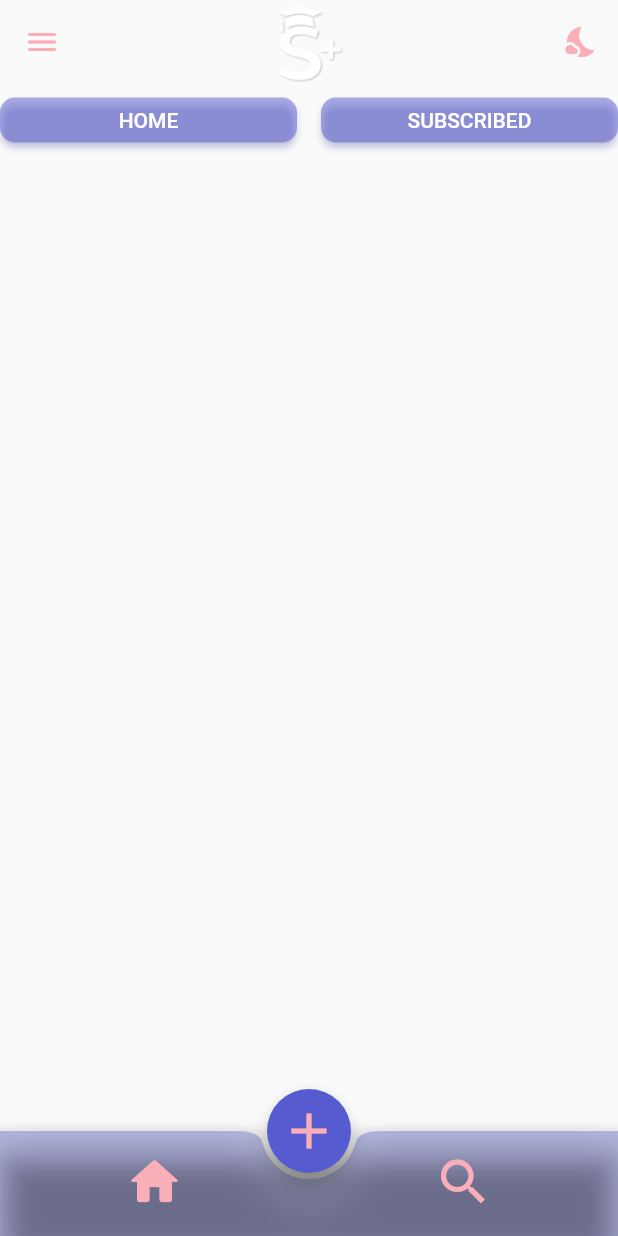
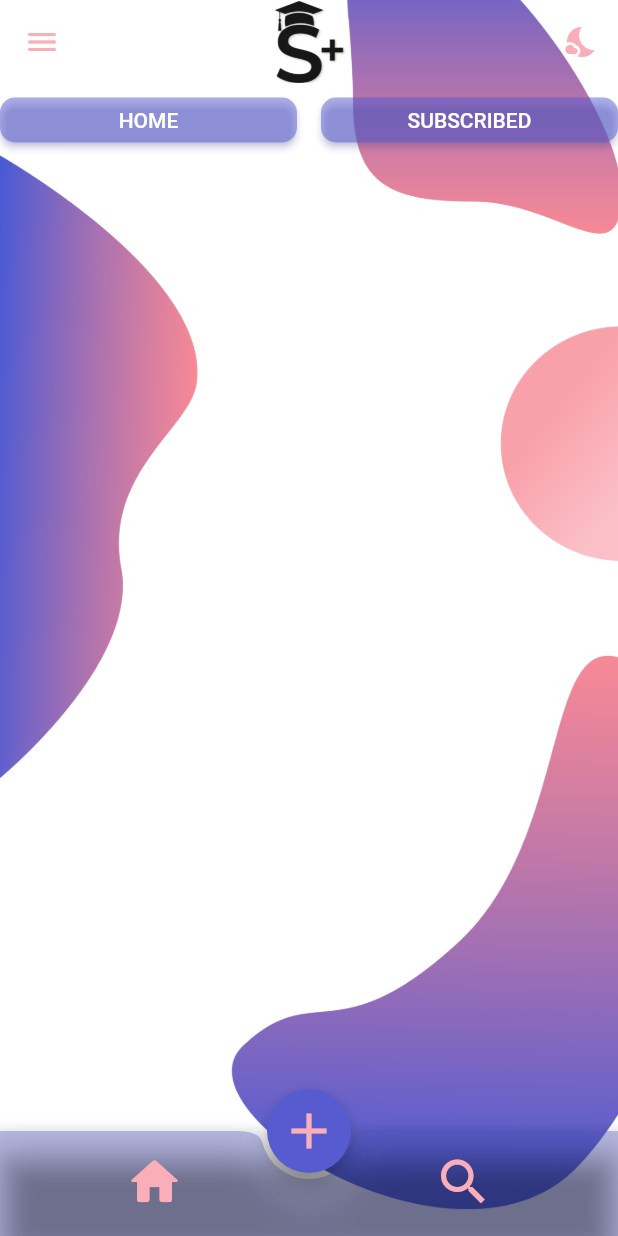
Before and after one commit to Rodi444/s_plus, a Flutter app: the HomeBackgroundDark screen opened directly, after a tap on the "wb sunny" icon, on a phone screen of 412 x 824 dp. Run offline on Flutter 3.47's test engine with Material 2 defaults, Android fonts, the phone set to English and light mode, and no system bars; our stand-ins replace anim_search_bar, cloud_firestore, email_validator, firebase_auth, firebase_core, flex_color_scheme and 1 more; accounts and stored records are empty.

Commit message:
IMAGE BACKGROUND

```diff
--- a/lib/AppColors/theme.dart
+++ b/lib/AppColors/theme.dart
@@ -16,11 +16,10 @@ class LoginBackground {
       end: Alignment.center,
       stops: [0.0, 1.0],
       colors: [
-        Color.fromARGB(255, 86, 92, 208),
-        Color.fromARGB(255, 118, 100, 196),
+        Color.fromARGB(255, 108, 113, 215),
+        Color.fromARGB(255, 250, 175, 184),
       ],
     ),
-    color: const Color.fromARGB(255, 86, 92, 208),
     borderRadius: BorderRadius.circular(10),
   );
 }
--- a/lib/Home/home_page_light.dart
+++ b/lib/Home/home_page_light.dart
@@ -1,7 +1,6 @@
+import 'package:anim_search_bar/anim_search_bar.dart';
 import 'package:cloud_firestore/cloud_firestore.dart';
 import 'package:flutter/material.dart';
-import 'package:s_plus/AppColors/color.dart';
-import 'package:s_plus/Home/home_background_decoration.dart';
 import 'package:s_plus/Widgets/grid_view.dart';
 import 'package:s_plus/pages/addforum.dart';
 import 'package:s_plus/Widgets/bottom_navigation.dart';
@@ -10,13 +9,17 @@ import 'package:s_plus/Widgets/switchhome.dart';
 import 'package:s_plus/theme_app/config.dart';
 import 'package:s_plus/pages/forum_page.dart';
 import '../Firestore/forums.dart';
+import 'package:s_plus/Widgets/search.dart';
 
 class HomeBackgroundDark extends StatefulWidget {
   const HomeBackgroundDark({Key? key}) : super(key: key);
 
   @override
   State<HomeBackgroundDark> createState() => _HomeBackgroundDarkState();
+
+
 }
+  // TextEditingController textController = TextEditingController(); SEARCH
 
 bool iconBool = false;
 
@@ -34,31 +37,35 @@ class _HomeBackgroundDarkState extends State<HomeBackgroundDark> {
     }
     return forumList;
   }
+  void initState() {
+    super.initState();
+    currentTheme.addListener(() {
+      setState(() {});
+    });
+  }
 
   @override
   Widget build(BuildContext context) {
     return Container(
-      // decoration: const BoxDecoration(
-      //   image: DecorationImage(
-      //     image: AssetImage("Images/background.png"),
-      //     fit: BoxFit.cover,
-      //   ),
-      // ),
-      child: Container(
-        decoration: const BoxDecoration(
+      decoration: BoxDecoration(
         image: DecorationImage(
-          image: AssetImage("Images/background.png"),
+          image: AssetImage(iconBool ? "Images/background_light.png" : "Images/background_dark.png"),
         fit: BoxFit.cover)
       ),
       child: Scaffold(
         drawer: AppDrawer.appdrawer,
         appBar: AppBar(
           title: Image.asset(
-              'Images/Logo_Grande.png',
+            (iconBool? 'Images/Logo_Grande_preta.png' : 'Images/Logo_Grande.png'),
             height: 55,
             alignment: Alignment.center,
           ),
           actions: [
+        //     AnimSearchBar(width: 50, textController: textController, onSuffixTap:  () { SEARCH
+        //   setState(() {
+        //     textController.clear();
+        //   });
+        // },),
             IconButton(
                 onPressed: () {
                   setState(() {
@@ -120,7 +127,6 @@ class _HomeBackgroundDarkState extends State<HomeBackgroundDark> {
         ),
         floatingActionButtonLocation: FloatingActionButtonLocation.centerDocked,
       ),
-      ),
     );
   }
 }
--- a/lib/main.dart
+++ b/lib/main.dart
@@ -14,12 +14,8 @@ Future<void> main() async {
   WidgetsFlutterBinding.ensureInitialized();
   await Firebase.initializeApp();
   var collection = FirebaseFirestore.instance.collection("users");
-  collection.doc().set(
-    {
-
-    }
-  );
-  runApp( const MyApp());
+  collection.doc().set({});
+  runApp(const MyApp());
 }
 
 class MyApp extends StatefulWidget {
@@ -29,34 +25,32 @@ class MyApp extends StatefulWidget {
   State<MyApp> createState() => _MyAppState();
 }
 
-
 class _MyAppState extends State<MyApp> {
-
   @override
-void initState(){
+  void initState() {
     super.initState();
-currentTheme.addListener(()
-{
+    currentTheme.addListener(() {
       setState(() {});
     });
-
   }
 
   @override
   Widget build(BuildContext context) {
     return MaterialApp(
-
       debugShowCheckedModeBanner: false,
       theme: ThemeData(
-        inputDecorationTheme: InputDecorationTheme(iconColor: Colors.black),
+                scaffoldBackgroundColor: Colors.transparent,
+        inputDecorationTheme:
+            const InputDecorationTheme(iconColor: Colors.black),
         brightness: Brightness.light,
       ),
       darkTheme: ThemeData(
+        scaffoldBackgroundColor: Colors.transparent,
         brightness: Brightness.dark,
       ),
       themeMode: currentTheme.currentTheme(),
       home: const Scaffold(
-        body: FirstPage(),
+        body: HomeBackgroundDark(),
       ),
     );
   }
--- /dev/null
+++ b/lib/theme_app/image_config.dart
@@ -0,0 +1,5 @@
+library image_config.globals;
+import 'package:s_plus/theme_app/image.dart';
+
+
+Myimage currentImage = Myimage();
--- a/pubspec.yaml
+++ b/pubspec.yaml
@@ -46,6 +46,8 @@ dependencies:
   get: ^4.6.1
   flutter_bloc: ^8.0.1
   flex_color_scheme: ^4.2.0
+  flutter_search_bar: ^2.1.0
+  anim_search_bar: ^2.0.2
 
 
 
@@ -73,7 +75,7 @@ flutter:
 
   # To add assets to your application, add an assets section, like this:
   assets:
-    - lib/
+    - lib/imagesicon/
     - Images/
 
   # An image asset can refer to one or more resolution-specific "variants", see
```
Also changed, not shown: lib/Widgets/search.dart (added, +31 -0 lines), lib/pages/addforum.dart (+5 -2 lines), lib/theme_app/image.dart (added, +15 -0 lines), Images/Logo_Grande_preta.png (added), Images/background_dark.png (added), Images/background_light.png (added), pubspec.lock. Lines whose indentation alone changed are shown as unchanged.
